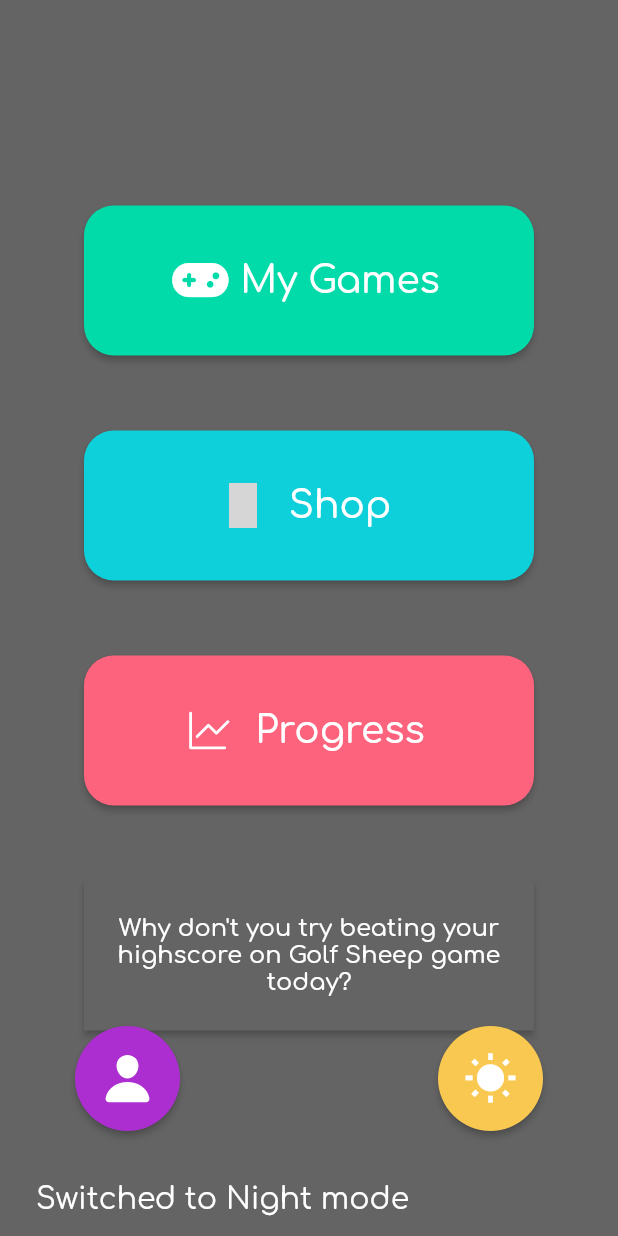
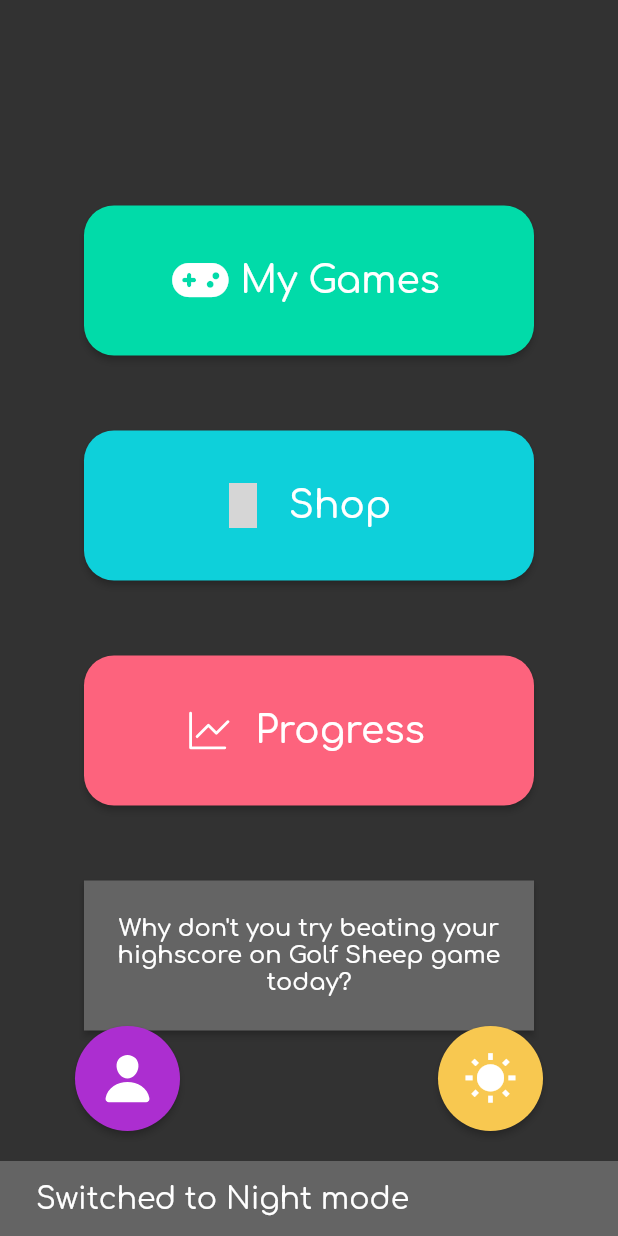
Before and after one commit to Cellulo-Hub-Team/Hub, a Flutter app: the MainMenu screen opened directly, after a tap on the "wb sunny" icon, on a phone screen of 412 x 824 dp. Run offline on Flutter 3.47's test engine with Material 2 defaults, Android fonts, the phone set to English and light mode, and no system bars; our stand-ins replace cloud_firestore, file_picker, firebase_auth, firebase_core, firebase_storage, flutter_icons and 4 more; missing offline and left inert: cloud_firestore_web, device_apps, firebase_auth_web, firebase_core_web, firebase_storage_web; accounts and stored records are empty; network calls fail; grey boxes are pictures that could not be loaded.

Commit message:
Lots of small fixes

```diff
--- a/lib/api/firebase_api.dart
+++ b/lib/api/firebase_api.dart
@@ -32,14 +32,16 @@ class FirebaseApi {
     QuerySnapshot querySnapshot = await games.get();
     final allData = querySnapshot.docs.map((doc) => doc).toList();
     for (var game in allData) {
-      String backgroundUrl = game.get("Background Image") == ""
-          ? ""
-          : await ref.child(game.get("Background Image")).getDownloadURL();
-      String androidUrl =
-      game.get("Android build") == "" ? "" : game.get("Android build");
-      String linuxUrl = game.get("Linux build") == ""
-          ? ""
+      String backgroundUrl = await ref.child(game.get("Background Image")).getDownloadURL();
+      String? androidUrl = game.get("Android build") == ""
+          ? null
+          : game.get("Android build");
+      String? linuxUrl = game.get("Linux build") == ""
+          ? null
           : await ref.child(game.get("Linux build")).getDownloadURL();
+      String? webUrl = game.get("Web Link") == ""
+          ? null
+          : game.get("Web Link");
       Random source = Random();
 
       Game _toAdd = Game(
@@ -48,7 +50,7 @@ class FirebaseApi {
           game.get("Game Description"),
           androidUrl,
           linuxUrl,
-          game.get("Web Link"),
+          webUrl,
           source.nextDouble(),
           source.nextDouble(),
           source.nextDouble(),
--- a/lib/main.dart
+++ b/lib/main.dart
@@ -14,6 +14,7 @@ import 'main/welcome_screen.dart';
 
 void main() async {
   WidgetsFlutterBinding.ensureInitialized();
+  print(DefaultFirebaseOptions.currentPlatform);
   await Firebase.initializeApp(
     options: DefaultFirebaseOptions.currentPlatform,
   );
@@ -38,7 +39,7 @@ class MyApp extends StatelessWidget {
                   accentColor: Colors.white),
               darkTheme: ThemeData(
                   textTheme: GoogleFonts.comfortaaTextTheme(),
-                  scaffoldBackgroundColor: CustomColors.greyColor.shade900,
+                  scaffoldBackgroundColor: CustomColors.blackColor.shade900,
                   brightness: Brightness.dark,
                   accentColor: Colors.white),
               themeMode: currentMode,
--- a/lib/main/custom_colors.dart
+++ b/lib/main/custom_colors.dart
@@ -18,10 +18,10 @@ Map<int, Color> _yellowMap = {
 Map<int, Color> _purpleMap = {
   900: const Color.fromRGBO(172, 46, 208, 1),
 };
-Map<int, Color> _darkMap = {
+Map<int, Color> _greyMap = {
   900: const Color.fromRGBO(100, 100, 100, 1),
 };
-Map<int, Color> _darkestMap = {
+Map<int, Color> _blackMap = {
   900: const Color.fromRGBO(50, 50, 50, 1),
 };
 
@@ -31,10 +31,10 @@ class CustomColors{
   static MaterialColor blueColor = MaterialColor(0x000000, _blueMap);
   static MaterialColor yellowColor = MaterialColor(0x000000, _yellowMap);
   static MaterialColor purpleColor = MaterialColor(0x000000, _purpleMap);
-  static MaterialColor greyColor = MaterialColor(0x000000, _darkMap);
-  static MaterialColor blackColor = MaterialColor(0x000000, _darkestMap);
+  static MaterialColor greyColor = MaterialColor(0x000000, _greyMap);
+  static MaterialColor blackColor = MaterialColor(0x000000, _blackMap);
 
   static Color currentColor = redColor;
-  static Color darkThemeColor = Common.darkTheme ? Colors.white : greyColor;
-  static Color inversedDarkThemeColor = Common.darkTheme ? greyColor : Colors.white;
+  static Color darkThemeColor = Common.darkTheme ? Colors.white : blackColor.shade900;
+  static Color inversedDarkThemeColor = Common.darkTheme ? blackColor.shade900 : Colors.white;
 }
--- a/lib/main/custom_delegate.dart
+++ b/lib/main/custom_delegate.dart
@@ -1,3 +1,5 @@
+import 'package:cellulo_hub/main/common.dart';
+import 'package:cellulo_hub/main/custom_colors.dart';
 import 'package:flutter/material.dart';
 
 class CustomDelegate extends SliverPersistentHeaderDelegate{
@@ -7,7 +9,7 @@ class CustomDelegate extends SliverPersistentHeaderDelegate{
   @override
   Widget build(BuildContext context, double shrinkOffset, bool overlapsContent) {
     return Container(
-      color: Colors.white,
+      color: CustomColors.inversedDarkThemeColor,
       child: tabBar,
     );
   }
--- a/lib/main/shop.dart
+++ b/lib/main/shop.dart
@@ -159,8 +159,6 @@ class _ShopState extends State<Shop> with TickerProviderStateMixin {
                 AnimatedBuilder(
                     animation: _trendingController,
                     builder: (BuildContext context, Widget? child) {
-                      print(myChildSize.height);
-                      print(_trendingController.value);
                       return SliverAppBar(
                         backgroundColor: CustomColors.inversedDarkThemeColor,
                         automaticallyImplyLeading: false,
@@ -181,6 +179,7 @@ class _ShopState extends State<Shop> with TickerProviderStateMixin {
                     }),
                 SliverPersistentHeader(
                   delegate: CustomDelegate(TabBar(
+
                     tabs: [
                       Tab(
                           icon: const Icon(FontAwesome.gamepad),
@@ -287,7 +286,7 @@ class _ShopState extends State<Shop> with TickerProviderStateMixin {
           boxShadow: [
             BoxShadow(
               blurRadius: 2,
-              color: Colors.grey.shade300,
+              color: Common.darkTheme ? Colors.grey.shade900 : Colors.grey.shade300,
               offset: const Offset(0, 10), // changes position of shadow
             ),
           ]
```
Also changed, not shown: lib/main/game.dart (+20 -47 lines), lib/main/my_games.dart (+16 -1 lines), 1 other file.
